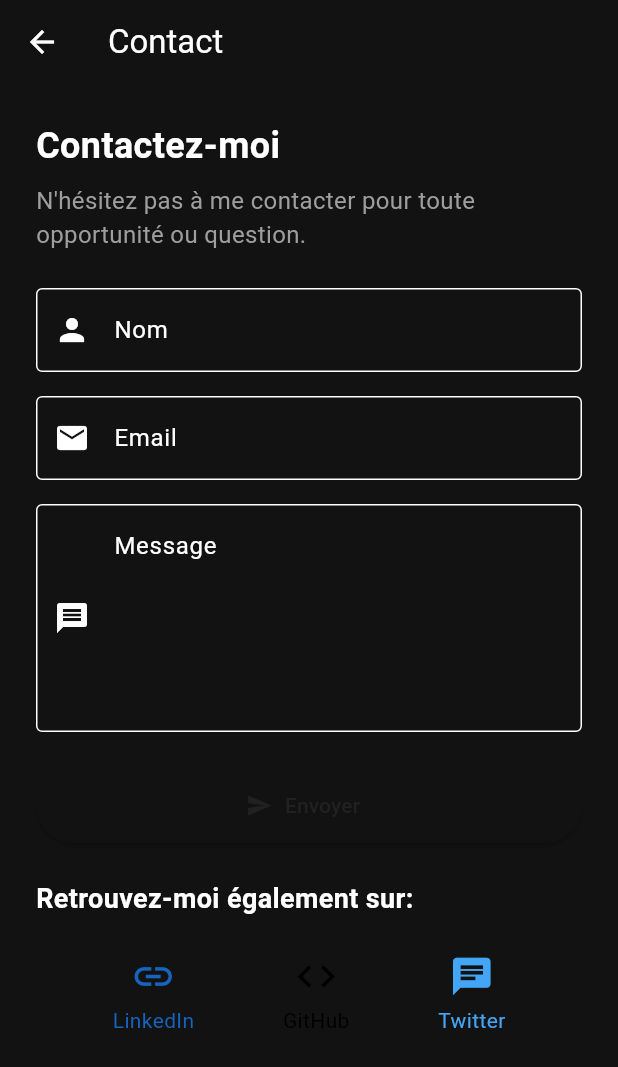
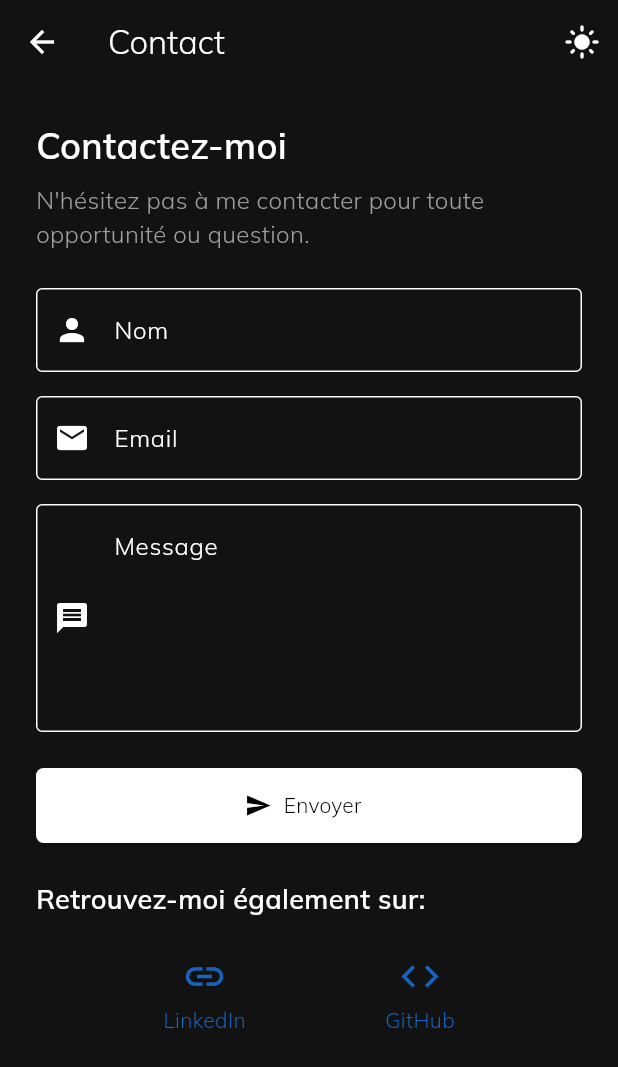
Before and after one commit to Lecam-host/portefolio, a Flutter app: the ContactScreen screen opened directly, on a phone screen of 412 x 824 dp. Shown: the top 1067 px of the screen. Run offline on Flutter 3.47's test engine with Material 3 defaults, Android fonts, the phone set to English and light mode, and no system bars; our stand-ins replace cloud_firestore, firebase_core; accounts and stored records are empty.

Commit message:
final thme

```diff
--- a/lib/core/app_theme.dart
+++ b/lib/core/app_theme.dart
@@ -4,19 +4,31 @@ import 'package:flutter/material.dart';
 String fontFamily = "Mulish";
 Color lightColor = CupertinoColors.black;
 Color darkColor = CupertinoColors.white;
-
+Color darkBackground = const Color(0xFF1A1B1E);
+Color lightBackground = const Color(0xFFf2f2f7);
 final ThemeData lightTheme = ThemeData(
+  iconTheme: IconThemeData(color: Colors.black),
+  fontFamily: fontFamily,
   brightness: Brightness.light,
-  primaryColor: Colors.blue,
+  primaryColor: Colors.black,
+  colorScheme: ColorScheme.light().copyWith(
+    primary: Colors.black,
+    secondary: const Color.fromARGB(255, 114, 114, 114),
+    primaryContainer: lightBackground,
+    secondaryContainer: Colors.grey[700],
+  ),
   // Define additional light theme properties here
 );
 final ThemeData darkTheme = ThemeData(
+  iconTheme: IconThemeData(color: Colors.white),
+  fontFamily: fontFamily,
   brightness: Brightness.dark,
-  primaryColor: Colors.grey[900],
+  primaryColor: Colors.white,
+  textTheme: TextTheme(),
   colorScheme: ColorScheme.dark().copyWith(
-    primary: Colors.grey[900],
-    secondary: Colors.grey[800],
-    primaryContainer: const Color.fromARGB(255, 204, 154, 255),
+    primary: Colors.white,
+    secondary: const Color.fromARGB(255, 114, 114, 114),
+    primaryContainer: darkBackground,
     secondaryContainer: Colors.grey[700],
   ),
   // Define additional dark theme properties here
--- a/lib/screens/contact_screen.dart
+++ b/lib/screens/contact_screen.dart
@@ -1,4 +1,5 @@
 import 'package:flutter/material.dart';
+import 'package:mon_cv/screens/widget/theme_icon_widget.dart';
 
 class ContactScreen extends StatefulWidget {
   const ContactScreen({super.key});
@@ -32,7 +33,10 @@ class _ContactScreenState extends State<ContactScreen> {
   @override
   Widget build(BuildContext context) {
     return Scaffold(
-      appBar: AppBar(title: const Text('Contact')),
+      appBar: AppBar(
+        title: const Text('Contact'),
+        actions: [ThemeIconWidget()],
+      ),
       body: SingleChildScrollView(
         padding: const EdgeInsets.all(24),
         child: Form(
@@ -125,6 +129,11 @@ class _ContactScreenState extends State<ContactScreen> {
                   }
                 },
                 style: ElevatedButton.styleFrom(
+                  shape: RoundedRectangleBorder(
+                    borderRadius: BorderRadius.circular(5),
+                  ),
+                  backgroundColor: Theme.of(context).primaryColor,
+                  foregroundColor: Theme.of(context).colorScheme.onPrimary,
                   minimumSize: const Size(double.infinity, 50),
                 ),
               ),
@@ -149,16 +158,16 @@ class _ContactScreenState extends State<ContactScreen> {
                     context,
                     'GitHub',
                     Icons.code,
-                    Colors.black,
+                    Colors.blue.shade800,
                     () {},
                   ),
-                  _socialButton(
-                    context,
-                    'Twitter',
-                    Icons.chat,
-                    Colors.blue.shade400,
-                    () {},
-                  ),
+                  // _socialButton(
+                  //   context,
+                  //   'Twitter',
+                  //   Icons.chat,
+                  //   Colors.blue.shade400,
+                  //   () {},
+                  // ),
                 ],
               ),
             ],
--- a/lib/screens/educations_screens.dart
+++ b/lib/screens/educations_screens.dart
@@ -1,6 +1,7 @@
 // education_screen.dart
 import 'package:flutter/material.dart';
 import 'package:mon_cv/model/model.dart' show EducationItem;
+import 'package:mon_cv/screens/widget/theme_icon_widget.dart';
 import 'package:provider/provider.dart';
 
 import '../services/services.dart';
@@ -23,7 +24,10 @@ class _EducationScreenState extends State<EducationScreen> {
   @override
   Widget build(BuildContext context) {
     return Scaffold(
-      appBar: AppBar(title: const Text('Formation')),
+      appBar: AppBar(
+        title: const Text('Formation'),
+        actions: [ThemeIconWidget()],
+      ),
       body: Consumer<EducationProvider>(
         builder: (context, educationProvider, child) {
           if (educationProvider.isLoading) {
--- a/lib/screens/experiences_screen.dart
+++ b/lib/screens/experiences_screen.dart
@@ -1,5 +1,6 @@
 import 'package:flutter/material.dart';
 import 'package:mon_cv/providers/providers.dart';
+import 'package:mon_cv/screens/widget/theme_icon_widget.dart';
 import 'package:provider/provider.dart';
 
 import 'widget/experience_card.dart';
@@ -27,7 +28,10 @@ class _ExperienceScreenState extends State<ExperienceScreen> {
   @override
   Widget build(BuildContext context) {
     return Scaffold(
-      appBar: AppBar(title: const Text('Expérience Professionnelle')),
+      appBar: AppBar(
+        title: const Text('Expérience Professionnelle'),
+        actions: [ThemeIconWidget()],
+      ),
       body: Consumer<ExperiencesProvider>(
         builder: (context, experiencesProvider, child) {
           if (experiencesProvider.isLoading) {
--- a/lib/screens/project_screen.dart
+++ b/lib/screens/project_screen.dart
@@ -1,4 +1,5 @@
 import 'package:flutter/material.dart';
+import 'package:mon_cv/screens/widget/theme_icon_widget.dart';
 import 'package:provider/provider.dart';
 
 import '../providers/providers.dart';
@@ -24,7 +25,10 @@ class _ProjectsScreenState extends State<ProjectsScreen> {
   @override
   Widget build(BuildContext context) {
     return Scaffold(
-      appBar: AppBar(title: const Text('Projets')),
+      appBar: AppBar(
+        title: const Text('Projets'),
+        actions: [ThemeIconWidget()],
+      ),
       body: Consumer<ProjectsProvider>(
         builder: (context, projectsProvider, child) {
           if (projectsProvider.isLoading) {
--- a/lib/screens/skills_screens.dart
+++ b/lib/screens/skills_screens.dart
@@ -2,6 +2,7 @@
 import 'package:flutter/material.dart';
 import 'package:mon_cv/model/model.dart';
 import 'package:mon_cv/providers/providers.dart';
+import 'package:mon_cv/screens/widget/theme_icon_widget.dart';
 import 'package:provider/provider.dart';
 
 class SkillsScreen extends StatefulWidget {
@@ -38,7 +39,10 @@ class _SkillsScreenState extends State<SkillsScreen>
   @override
   Widget build(BuildContext context) {
     return Scaffold(
-      appBar: AppBar(title: const Text('Compétences')),
+      appBar: AppBar(
+        title: const Text('Compétences'),
+        actions: [ThemeIconWidget()],
+      ),
       body: Consumer<SkillsProvider>(
         builder: (context, skillsProvider, child) {
           if (skillsProvider.isLoading) {
--- a/lib/screens/widget/profil_headers.dart
+++ b/lib/screens/widget/profil_headers.dart
@@ -48,7 +48,7 @@ class ProfileHeader extends StatelessWidget {
             textAlign: TextAlign.center,
             style: TextStyle(
               fontSize: 16,
-              color: Theme.of(context).colorScheme.primaryContainer,
+              color: Theme.of(context).colorScheme.primary,
             ),
           ),
         ],
--- /dev/null
+++ b/lib/screens/widget/theme_icon_widget.dart
@@ -0,0 +1,22 @@
+import 'package:flutter/material.dart';
+import 'package:provider/provider.dart';
+
+import '../../main.dart';
+
+class ThemeIconWidget extends StatelessWidget {
+  const ThemeIconWidget({super.key});
+
+  @override
+  Widget build(BuildContext context) {
+    return IconButton(
+      icon: Icon(
+        Provider.of<ThemeModel>(context).isDarkMode
+            ? Icons.light_mode
+            : Icons.dark_mode,
+      ),
+      onPressed: () {
+        Provider.of<ThemeModel>(context, listen: false).toggleTheme();
+      },
+    );
+  }
+}
```
Also changed, not shown: lib/main.dart (+2 -6 lines).
